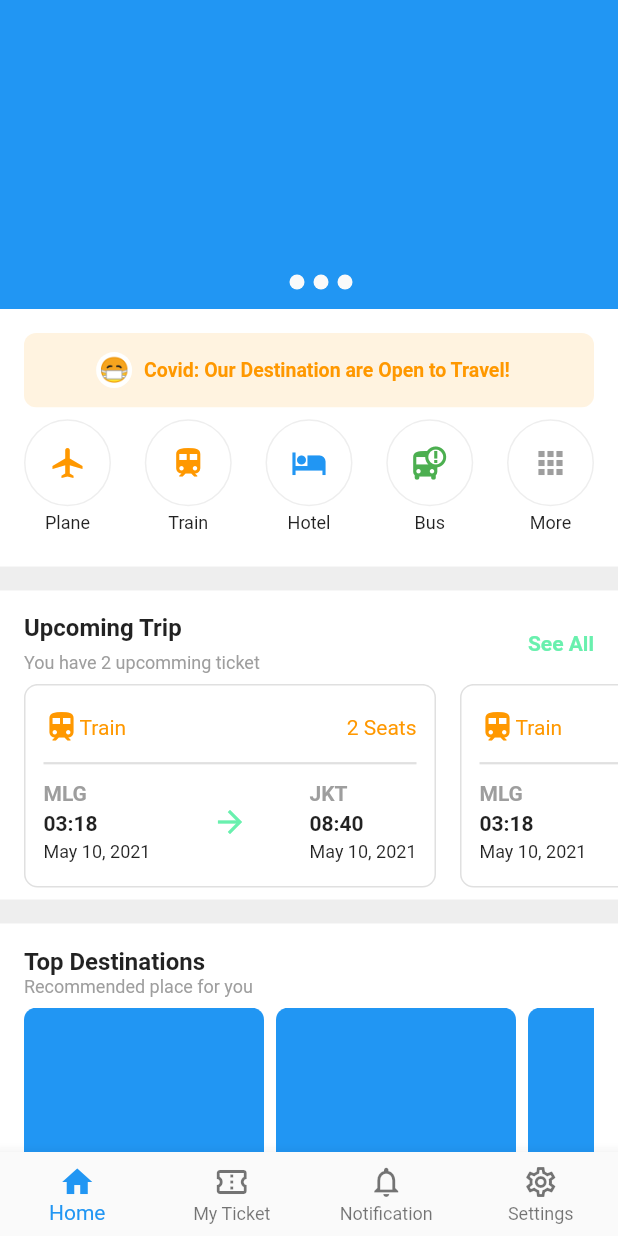
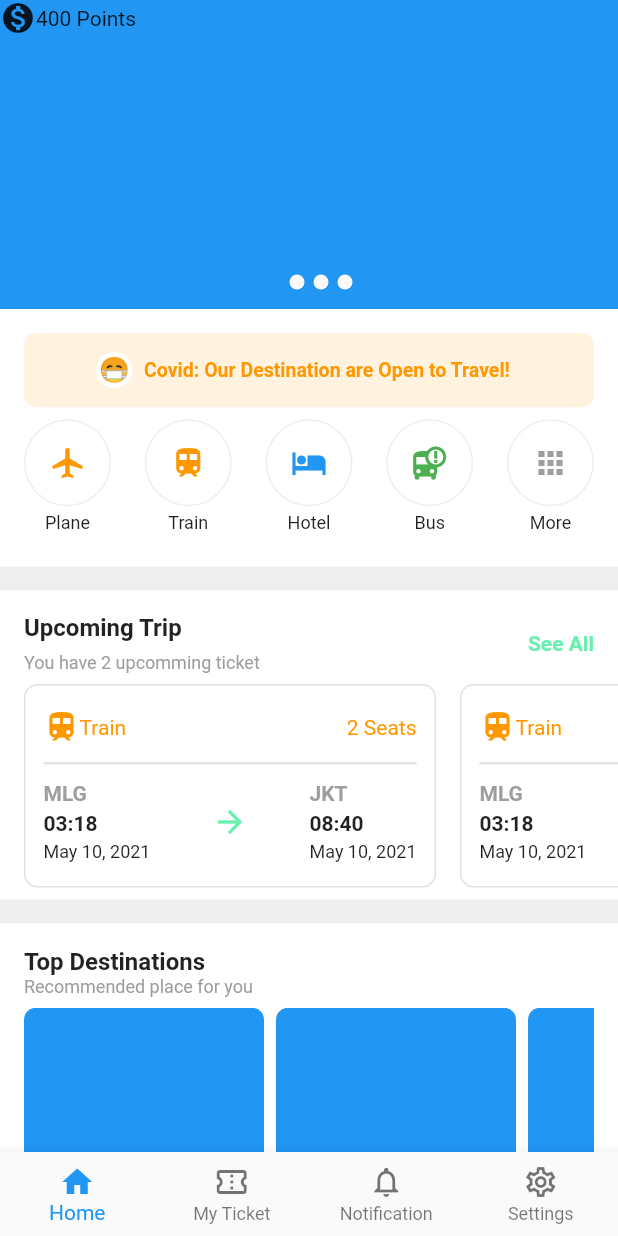
Before and after one commit to JAICHANGPARK/flutter_notebook_11th_story, a Flutter app: the screen it shows after launch, on a phone screen of 412 x 824 dp. Run offline on Flutter 3.47's test engine with Material 2 defaults, Android fonts, the phone set to English and light mode, and no system bars; our stand-ins replace backdrop, badges, flutter_inner_drawer, flutter_slidable, flutter_swiper, google_fonts.

Commit message:
Update ticket_booking_home_page.dart

```diff
--- a/lib/ep710_ticket_booking_app/ticket_booking_home_page.dart
+++ b/lib/ep710_ticket_booking_app/ticket_booking_home_page.dart
@@ -42,7 +42,19 @@ class _TicketBookingHomePageState extends State<TicketBookingHomePage> {
                     return Container(
                       child:Column(
                         children: [
-
+                          Row(
+                            children: [
+                              Container(
+                                child:
+                                Row(
+                                  children: [
+                                    Icon(Icons.monetization_on),
+                                    Text("400 Points")
+                                  ],
+                                ),
+                              )
+                            ],
+                          )
                         ],
                       ),
                     );
```
